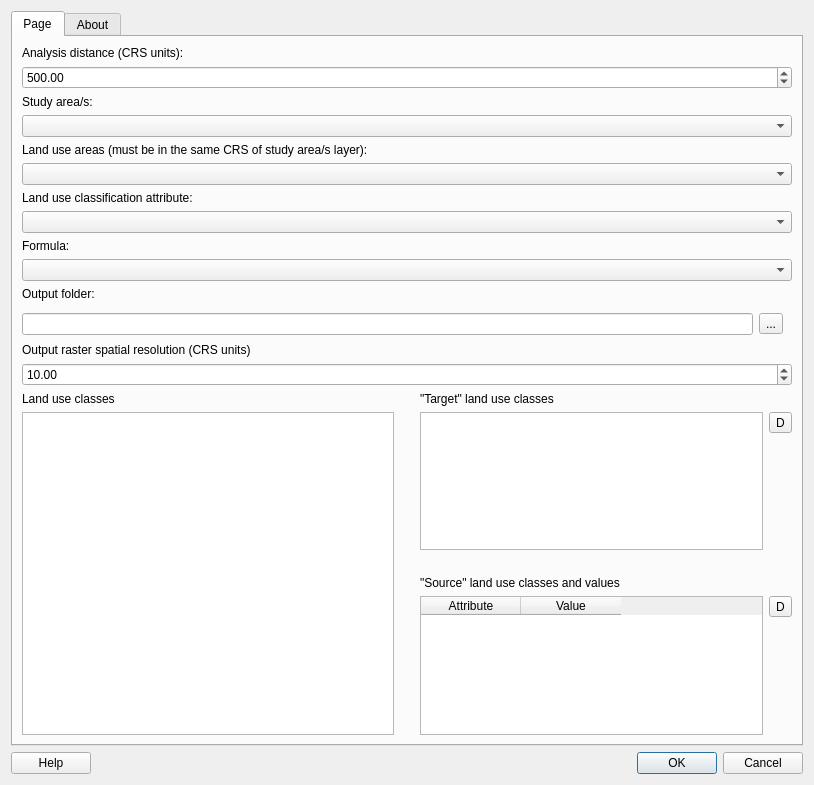
NaturalGIS/mapping_ecosystem_services, file mapping_ecosystem_services_dialog_base.ui: the form before one commit.
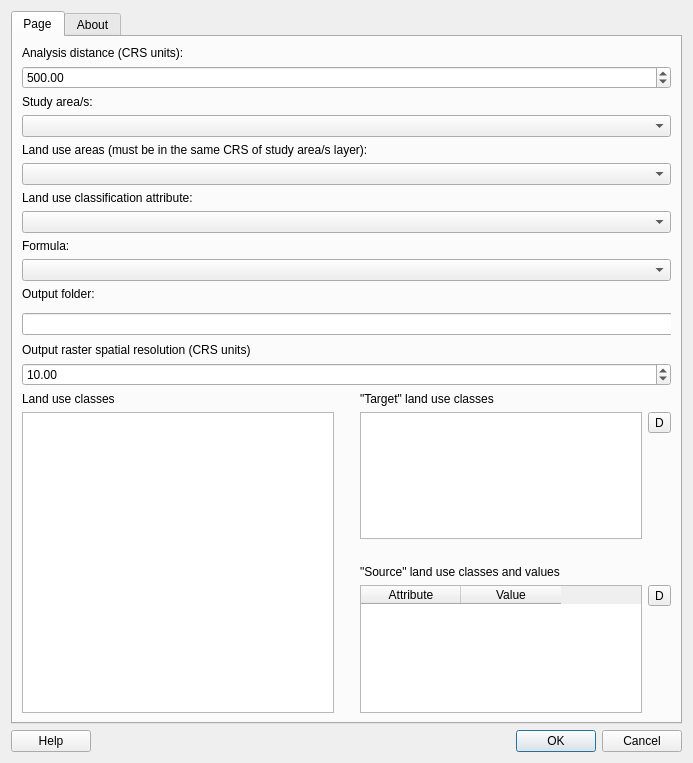
The form after the commit. Icons and pictures are not drawn.

The edit to the form file:
```diff
--- a/mapping_ecosystem_services_dialog_base.ui
+++ b/mapping_ecosystem_services_dialog_base.ui
@@ -6,8 +6,8 @@
    <rect>
     <x>0</x>
     <y>0</y>
-    <width>814</width>
-    <height>785</height>
+    <width>693</width>
+    <height>763</height>
    </rect>
   </property>
   <property name="windowTitle">
```
Left out of the diff: 2 changed lines with no effect on the pictures.
